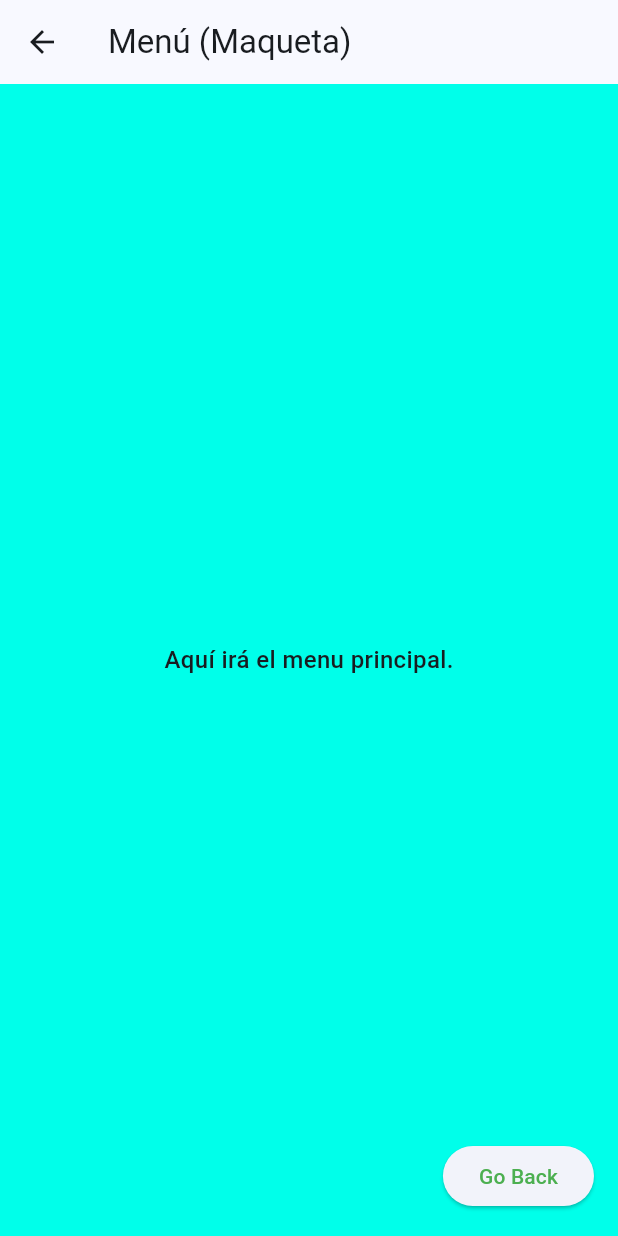
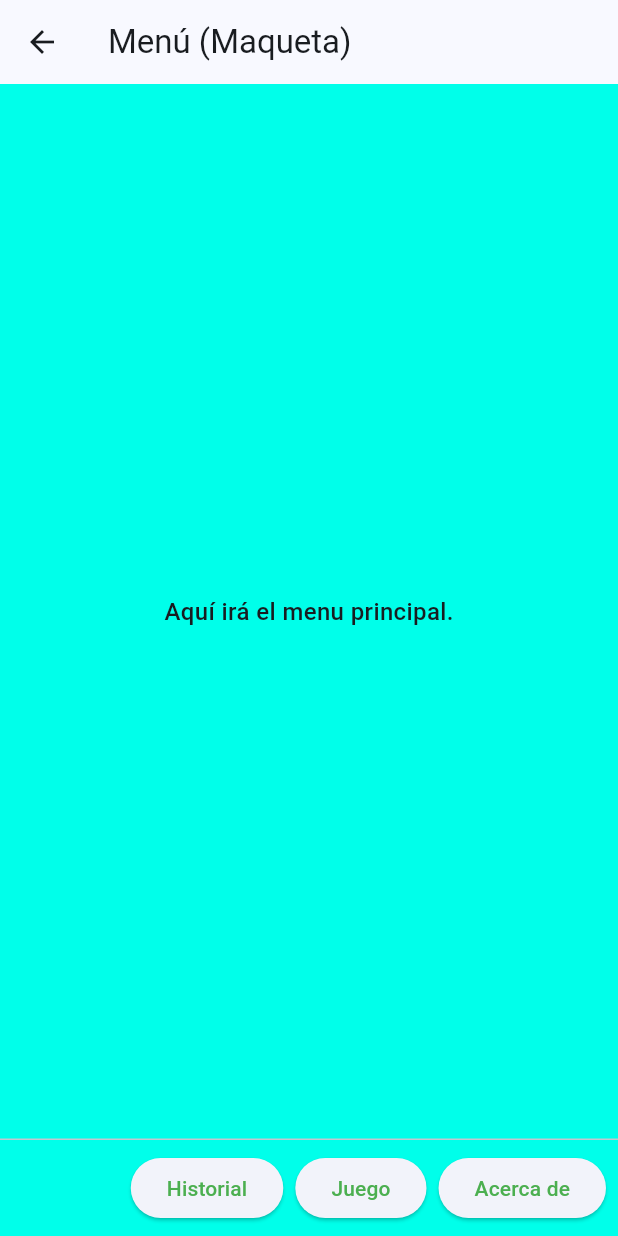
Before and after one commit to IchiroCTG/3479A321_2021479014_2026, a Flutter app: the MenuScreen screen opened directly, on a phone screen of 412 x 824 dp. Run offline on Flutter 3.47's test engine with Material 3 defaults, Android fonts, the phone set to English and light mode, and no system bars; our stand-ins replace logger.

Commit message:
Nuevo Sistema de Navegación

```diff
--- a/lib/ui/screens/HistoryScreen.dart
+++ b/lib/ui/screens/HistoryScreen.dart
@@ -9,10 +9,6 @@ class HistoryScreen extends StatelessWidget {
       body: const Center(
         child: Text('Aquí irá la lista de partidas.'),
       ),
-      floatingActionButton: ElevatedButton(
-          onPressed: () => Navigator.pop(context),
-          child: Text('Go Back'),
-        ),
     );
   }
 }
--- a/lib/ui/screens/MenuScreen.dart
+++ b/lib/ui/screens/MenuScreen.dart
@@ -8,11 +8,20 @@ class MenuScreen extends StatelessWidget {
       appBar: AppBar(title: const Text('Menú (Maqueta)')),
       body: const Center(
         child: Text('Aquí irá el menu principal.'),
+
       ),
-      floatingActionButton: ElevatedButton(
-          onPressed: () => Navigator.pop(context),
-          child: Text('Go Back'),
+      persistentFooterButtons: [
+        ElevatedButton(
+          onPressed: () => Navigator.pushNamed(context, '/history'),
+          child: Text('Historial'),
         ),
+        ElevatedButton(onPressed: ()=> Navigator.pushNamed(context, '/game'),
+        child: Text('Juego')),
+        ElevatedButton(onPressed: ()=> Navigator.pushNamed(context, '/about'),
+        child: Text('Acerca de'))
+      ],
+
+
     );
   }
 }
```
Also changed, not shown: lib/main.dart (+10 -1 lines), lib/ui/screens/MineSweeperScreen.dart (+0 -13 lines).
